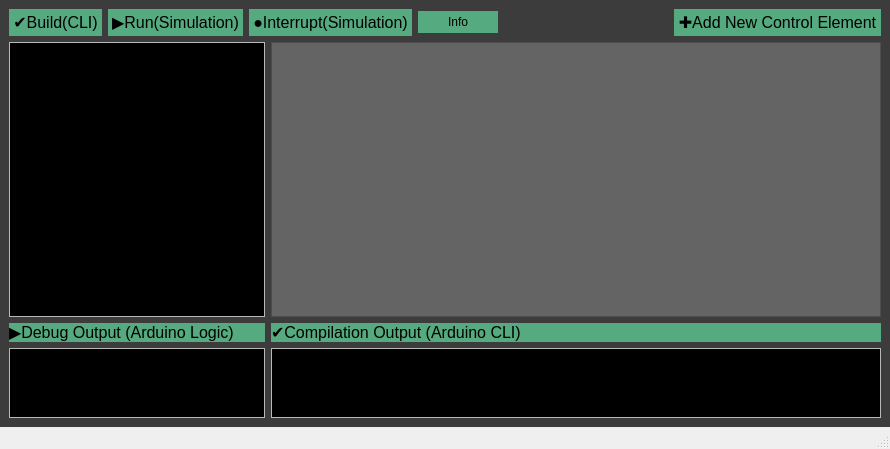
Above: startwindow.ui from hamzafauzi/Group6_QT_Project before the change. Below: the same form after it.
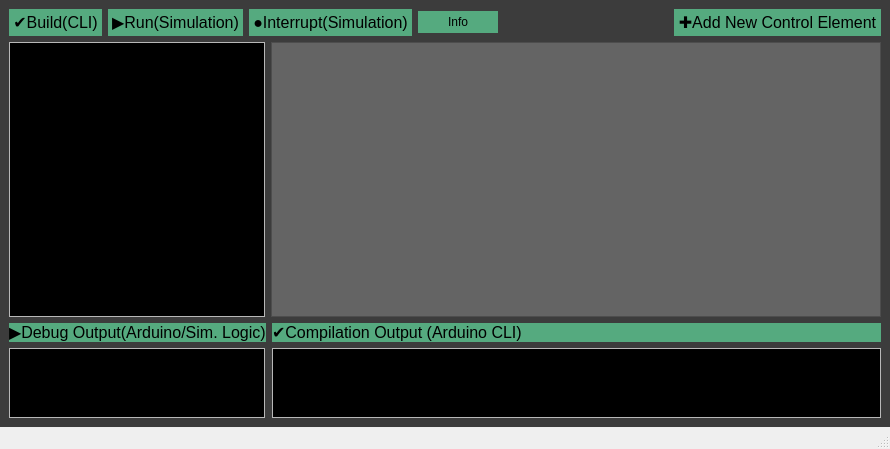
That is the form after the change.

Commit message: if-else-while parser and simulation logic added. Arduino digitalRead function is added. Ground pin is always low. Some other improvements-bugfixes on simulation.

Patch:
```diff
--- a/startwindow.ui
+++ b/startwindow.ui
@@ -745,7 +745,7 @@
 color: black;</string>
         </property>
         <property name="text">
-         <string>▶Debug Output (Arduino Logic)</string>
+         <string>▶Debug Output(Arduino/Sim. Logic)</string>
         </property>
        </widget>
       </item>
```
Left out of the diff: 2 changed lines with no effect on the pictures. The commit also changes 4 other files.
